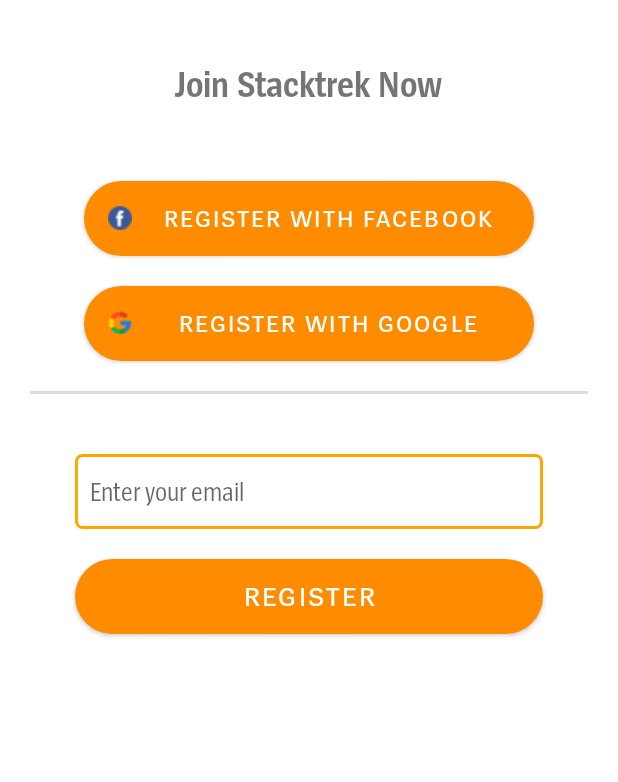
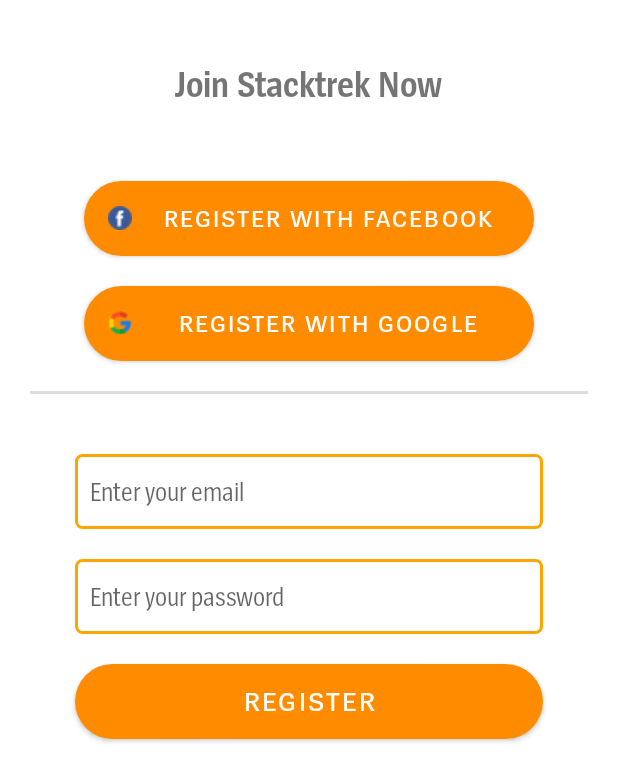
Before and after one commit to Stacktrek-Training/stack-i-learning-mobile-app, an Android app: the RegisterActivity screen opened directly, with no data from a screen before it, on a phone screen of 412 x 824 dp. Shown: the top 782 px of the screen. Run offline under Robolectric (Android 15) with nearby library versions, the phone set to English and light mode, and no system bars.

Commit message:
Update for Login and Register

```diff
--- a/app/src/main/java/ph/stacktrek/stackilearningapp/register/RegisterActivity.kt
+++ b/app/src/main/java/ph/stacktrek/stackilearningapp/register/RegisterActivity.kt
@@ -1,12 +1,47 @@
 package ph.stacktrek.stackilearningapp.register
 
+import android.content.Intent
 import androidx.appcompat.app.AppCompatActivity
 import android.os.Bundle
+import android.widget.Button
+import android.widget.EditText
+import android.widget.Toast
 import ph.stacktrek.stackilearningapp.R
+import ph.stacktrek.stackilearningapp.dao.UserDAO
+import ph.stacktrek.stackilearningapp.databinding.ActivityLoginBinding
+import ph.stacktrek.stackilearningapp.databinding.ActivityRegisterBinding
+import ph.stacktrek.stackilearningapp.login.LoginActivity
 
 class RegisterActivity : AppCompatActivity() {
+
+    private lateinit var binding: ActivityRegisterBinding
+
     override fun onCreate(savedInstanceState: Bundle?) {
         super.onCreate(savedInstanceState)
-        setContentView(R.layout.activity_register)
+
+        binding = ActivityRegisterBinding.inflate(layoutInflater)
+        setContentView(binding.root)
+
+        binding.registerButton.setOnClickListener {
+            val email = binding.registerEmail.text.toString()
+            val password = binding.registerPassword.text.toString()
+
+            if (email.isEmpty() || password.isEmpty()) {
+                Toast.makeText(this, "Please enter your email and password", Toast.LENGTH_SHORT).show()
+            } else {
+                val userDAO = UserDAO(this)
+                val userId = userDAO.addUser(email, password)
+
+                if (userId == -1L) {
+                    Toast.makeText(this, "User already exists", Toast.LENGTH_SHORT).show()
+                } else {
+                    Toast.makeText(this, "User registered successfully", Toast.LENGTH_SHORT).show()
+
+                    val intent = Intent(this, LoginActivity::class.java)
+                    startActivity(intent)
+                    finish()
+                }
+            }
+        }
     }
 }
--- a/app/src/main/res/layout/activity_register.xml
+++ b/app/src/main/res/layout/activity_register.xml
@@ -55,7 +55,7 @@
         android:background="#DDDDDD"/>
 
     <EditText
-        android:id="@+id/register_input"
+        android:id="@+id/register_email"
         android:layout_width="match_parent"
         android:layout_height="50dp"
         android:layout_below="@+id/divider"
@@ -68,11 +68,25 @@
         android:inputType="textEmailAddress"
         android:padding="10dp"/>
 
+    <EditText
+        android:id="@+id/register_password"
+        android:layout_width="match_parent"
+        android:layout_height="50dp"
+        android:layout_below="@+id/register_email"
+        android:layout_marginLeft="50dp"
+        android:layout_marginRight="50dp"
+        android:layout_marginTop="20dp"
+        android:background="@drawable/input_background"
+        android:hint="@string/enter_your_password"
+        android:fontFamily="@font/spiegel_cd_regular"
+        android:inputType="textPassword"
+        android:padding="10dp"/>
+
     <Button
         android:id="@+id/register_button"
         android:layout_width="match_parent"
         android:layout_height="50dp"
-        android:layout_below="@+id/register_input"
+        android:layout_below="@+id/register_password"
         android:layout_marginLeft="50dp"
         android:layout_marginRight="50dp"
         android:layout_marginTop="20dp"
--- a/app/src/main/res/values/strings.xml
+++ b/app/src/main/res/values/strings.xml
@@ -11,6 +11,7 @@
     <string name="login">Login</string>
     <string name="register">Register</string>
     <string name="enter_your_email">Enter your email</string>
+    <string name="enter_your_password">Enter your password</string>
     <string name="register_with_google">Register with Google</string>
     <string name="register_with_facebook">Register with Facebook</string>
 
```
Also changed, not shown: app/src/main/java/ph/stacktrek/stackilearningapp/login/LoginActivity.kt (+61 -3 lines).
